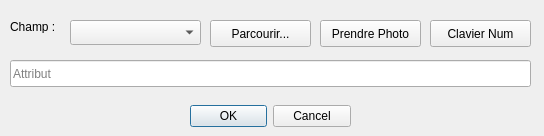
mariusfm54/APNCad, file forms/editer_image_dialog.ui: the form before one commit.
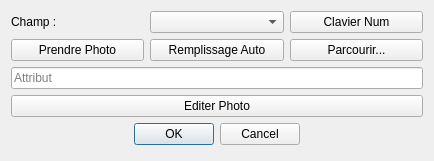
The form after the commit. Custom widgets are drawn as their Qt base class.

Commit message: Compatibilite QT6, suppression camera, options confif outil Image, suppression option lasermetre et reformat ui edititer_attribut, ajoout bouton afficher / cacher infos proprio.

```diff
--- a/forms/editer_image_dialog.ui
+++ b/forms/editer_image_dialog.ui
@@ -6,107 +6,110 @@
    <rect>
     <x>0</x>
     <y>0</y>
-    <width>544</width>
-    <height>136</height>
+    <width>434</width>
+    <height>161</height>
    </rect>
   </property>
+  <property name="minimumSize">
+   <size>
+    <width>434</width>
+    <height>161</height>
+   </size>
+  </property>
   <property name="windowTitle">
    <string>Editer Image</string>
   </property>
-  <widget class="QDialogButtonBox" name="buttonBox">
-   <property name="geometry">
-    <rect>
-     <x>190</x>
-     <y>100</y>
-     <width>161</width>
-     <height>32</height>
-    </rect>
-   </property>
-   <property name="orientation">
-    <enum>Qt::Horizontal</enum>
-   </property>
-   <property name="standardButtons">
-    <set>QDialogButtonBox::Cancel|QDialogButtonBox::Ok</set>
-   </property>
-  </widget>
-  <widget class="QgsFilterLineEdit" name="lineedit_attribut">
-   <property name="geometry">
-    <rect>
-     <x>10</x>
-     <y>60</y>
-     <width>521</width>
-     <height>27</height>
-    </rect>
-   </property>
-   <property name="placeholderText">
-    <string>Attribut</string>
-   </property>
-   <property name="qgisRelation" stdset="0">
-    <string notr="true"/>
-   </property>
-  </widget>
-  <widget class="QPushButton" name="pushButton_browse">
-   <property name="geometry">
-    <rect>
-     <x>210</x>
-     <y>20</y>
-     <width>101</width>
-     <height>27</height>
-    </rect>
-   </property>
-   <property name="text">
-    <string>Parcourir...</string>
-   </property>
-  </widget>
-  <widget class="QPushButton" name="pushButton_picture">
-   <property name="geometry">
-    <rect>
-     <x>320</x>
-     <y>20</y>
-     <width>101</width>
-     <height>27</height>
-    </rect>
-   </property>
-   <property name="text">
-    <string>Prendre Photo</string>
-   </property>
-  </widget>
-  <widget class="QComboBox" name="comboBox_field">
-   <property name="geometry">
-    <rect>
-     <x>70</x>
-     <y>20</y>
-     <width>131</width>
-     <height>25</height>
-    </rect>
-   </property>
-  </widget>
-  <widget class="QLabel" name="label">
-   <property name="geometry">
-    <rect>
-     <x>10</x>
-     <y>20</y>
-     <width>47</width>
-     <height>13</height>
-    </rect>
-   </property>
-   <property name="text">
-    <string>Champ :</string>
-   </property>
-  </widget>
-  <widget class="QPushButton" name="pushButton_clavier">
-   <property name="geometry">
-    <rect>
-     <x>430</x>
-     <y>20</y>
-     <width>101</width>
-     <height>27</height>
-    </rect>
-   </property>
-   <property name="text">
-    <string>Clavier Num</string>
-   </property>
-  </widget>
+  <layout class="QVBoxLayout" name="verticalLayout">
+   <item>
+    <layout class="QHBoxLayout" name="horizontalLayout_2">
+     <item>
+      <widget class="QLabel" name="label">
+       <property name="sizePolicy">
+        <sizepolicy hsizetype="Preferred" vsizetype="Preferred">
+         <horstretch>0</horstretch>
+         <verstretch>0</verstretch>
+        </sizepolicy>
+       </property>
+       <property name="text">
+        <string>Champ :</string>
+       </property>
+      </widget>
+     </item>
+     <item>
+      <widget class="QComboBox" name="comboBox_field">
+       <property name="sizePolicy">
+        <sizepolicy hsizetype="Preferred" vsizetype="Fixed">
+         <horstretch>0</horstretch>
+         <verstretch>0</verstretch>
+        </sizepolicy>
+       </property>
+      </widget>
+     </item>
+     <item>
+      <widget class="QPushButton" name="pushButton_clavier">
+       <property name="text">
+        <string>Clavier Num</string>
+       </property>
+      </widget>
+     </item>
+    </layout>
+   </item>
+   <item>
+    <layout class="QHBoxLayout" name="horizontalLayout">
+     <item>
+      <widget class="QPushButton" name="pbutton_take_picture">
+       <property name="text">
+        <string>Prendre Photo</string>
+       </property>
+      </widget>
+     </item>
+     <item>
+      <widget class="QPushButton" name="pbutton_auto_fill">
+       <property name="text">
+        <string>Remplissage Auto</string>
+       </property>
+      </widget>
+     </item>
+     <item>
+      <widget class="QPushButton" name="pbutton_browse">
+       <property name="text">
+        <string>Parcourir...</string>
+       </property>
+      </widget>
+     </item>
+    </layout>
+   </item>
+   <item>
+    <widget class="QgsFilterLineEdit" name="lineedit_attribut">
+     <property name="placeholderText">
+      <string>Attribut</string>
+     </property>
+     <property name="qgisRelation" stdset="0">
+      <string notr="true"/>
+     </property>
+    </widget>
+   </item>
+   <item>
+    <widget class="QPushButton" name="pbutton_edit_img">
+     <property name="text">
+      <string>Editer Photo</string>
+     </property>
+    </widget>
+   </item>
+   <item>
+    <widget class="QDialogButtonBox" name="buttonBox">
+     <property name="orientation">
+      <enum>Qt::Horizontal</enum>
+     </property>
+     <property name="standardButtons">
+      <set>QDialogButtonBox::Cancel|QDialogButtonBox::Ok</set>
+     </property>
+     <property name="centerButtons">
+      <bool>true</bool>
+     </property>
+    </widget>
+   </item>
+  </layout>
  </widget>
  <customwidgets>
   <customwidget>
```
The commit also changes 18 other files.
